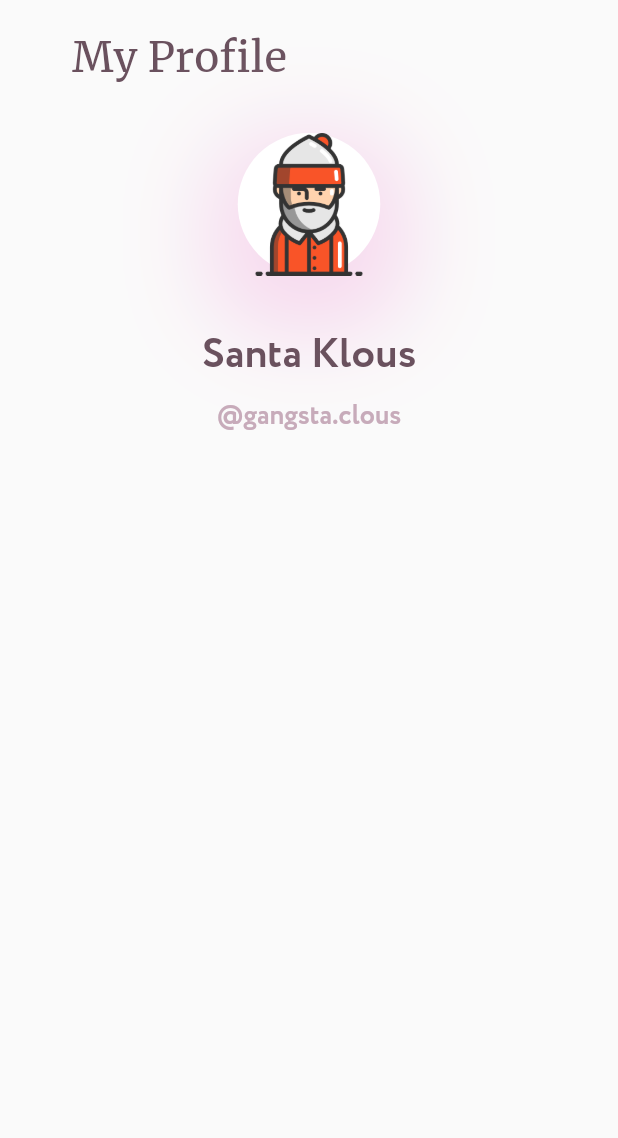
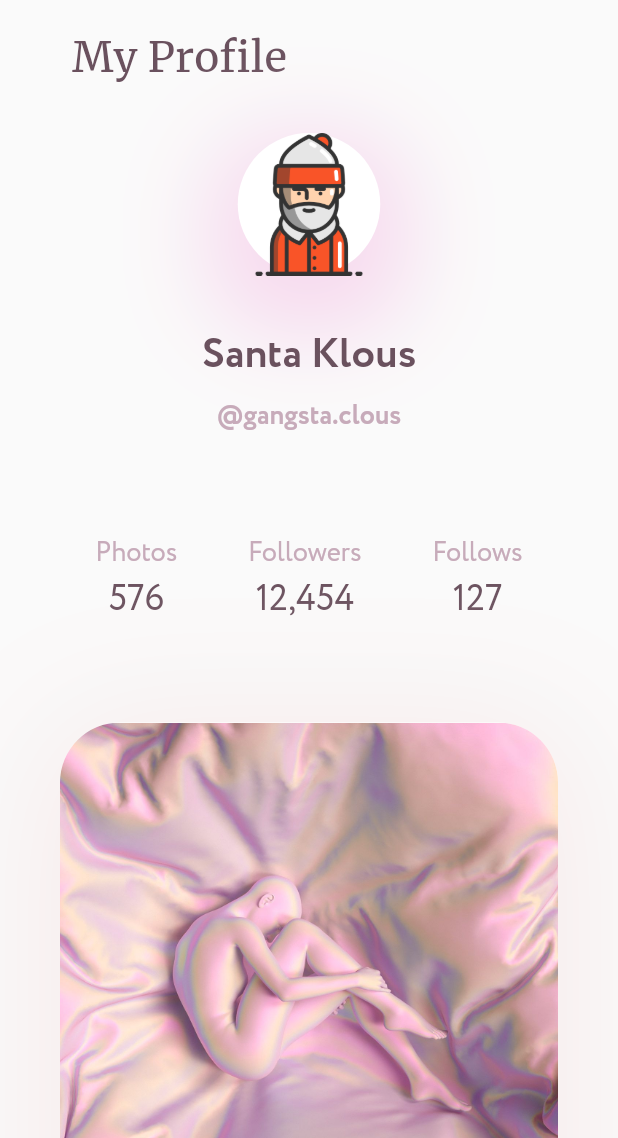
Before and after one commit to chlenc/social_network, a Flutter app: the Profile screen opened by its route, on a phone screen of 412 x 824 dp, the part 98-1236 px from its top. Run offline on Flutter 3.47's test engine with Material 2 defaults, Android fonts, the phone set to English and light mode, and no system bars; our stand-ins replace flutter_swiper, timeago.

Commit message:
profile done

```diff
--- /dev/null
+++ b/lib/components/NavigationTitle.dart
@@ -0,0 +1,24 @@
+import 'package:flutter/cupertino.dart';
+import 'package:flutter/material.dart';
+import 'package:socialnetwork/utils/hexToColor.dart';
+
+class NavigationTitle extends StatelessWidget{
+  @override
+  Widget build(BuildContext context) {
+    return Row(
+      mainAxisAlignment: MainAxisAlignment.spaceBetween,
+      children: <Widget>[
+        IconButton(
+          icon: Icon(Icons.arrow_back),
+          onPressed: () => Navigator.pop(context),
+          color: hexToColor('#222B45'),
+          alignment: Alignment.centerLeft,
+        ),
+        FlatButton(
+          onPressed: () => Scaffold.of(context).openDrawer(),
+          child: Image.asset('assets/images/menu.png'),
+        ),
+      ],
+    );
+  }
+}
--- a/lib/main.dart
+++ b/lib/main.dart
@@ -13,14 +13,12 @@ class App extends StatelessWidget {
       debugShowCheckedModeBanner: false,
       title: '',
       theme: ThemeData(fontFamily: 'Circe'),
-//      home: WelcomePage(),
       initialRoute: '/Welcome',
       routes: {
         '/Wall': (context) => Wall(),
         '/Welcome': (context) => WelcomePage(),
         '/Profile': (context) => Profile(),
         '/Messages': (context) => Messages(),
-
       },
     );
   }
--- a/lib/screens/Messages/Messages.dart
+++ b/lib/screens/Messages/Messages.dart
@@ -1,19 +1,24 @@
 import 'package:flutter/material.dart';
+import 'package:socialnetwork/components/NavigationTitle.dart';
+import 'package:socialnetwork/components/ScreenTitle.dart';
 
 class Messages extends StatelessWidget {
   @override
   Widget build(BuildContext context) {
     return Scaffold(
       body: SafeArea(
-        child: Row(
-          children: [
-            SizedBox(height: 64),
-            IconButton(
-              icon: Icon(Icons.arrow_back),
-              onPressed: () => Navigator.pop(context),
-            ),
-            Text("Messages"),
-          ],
+        child: Container(
+          margin: EdgeInsets.fromLTRB(40, 32, 40, 0),
+          child: Column(
+            children: [
+              NavigationTitle(),
+              Padding(
+                padding: EdgeInsets.only(left: 8),
+                child: Row(children: <Widget>[ScreenTitle(text: 'Conversations')]),
+              ),
+              SizedBox(height: 32),
+            ],
+          ),
         ),
       ),
     );
--- a/lib/screens/Profile/Profile.dart
+++ b/lib/screens/Profile/Profile.dart
@@ -1,5 +1,5 @@
 import 'package:flutter/material.dart';
-import 'package:socialnetwork/screens/Profile/UserBlock.dart';
+import 'package:socialnetwork/screens/Wall/Post.dart';
 import 'package:socialnetwork/vars.dart';
 
 import 'ProfileTitle.dart';
@@ -12,6 +12,27 @@ class Profile extends StatelessWidget {
         child: ListView(
           children: [
             ProfileTitle(),
+            SizedBox(height: 64),
+            Post(
+              lastUpdate: DateTime.now(),
+              asset: 'assets/images/asset1.jpeg',
+              owner: userData,
+            ),
+            Post(
+              lastUpdate: DateTime.now(),
+              asset: 'assets/images/asset2.jpeg',
+              owner: userData,
+            ),
+            Post(
+              lastUpdate: DateTime.now(),
+              asset: 'assets/images/asset3.jpeg',
+              owner: userData,
+            ),
+            Post(
+              lastUpdate: DateTime.now(),
+              asset: 'assets/images/asset4.jpeg',
+              owner: userData,
+            ),
           ]
         ),
       ),
--- a/lib/screens/Profile/ProfileTitle.dart
+++ b/lib/screens/Profile/ProfileTitle.dart
@@ -1,4 +1,5 @@
 import 'package:flutter/material.dart';
+import 'package:socialnetwork/components/NavigationTitle.dart';
 import 'package:socialnetwork/components/ScreenTitle.dart';
 import 'package:socialnetwork/screens/Profile/UserBlock.dart';
 import 'package:socialnetwork/utils/hexToColor.dart';
@@ -14,29 +15,61 @@ class ProfileTitle extends StatelessWidget {
       child: Column(
         mainAxisAlignment: MainAxisAlignment.center,
         children: <Widget>[
-          Row(
-            mainAxisAlignment: MainAxisAlignment.spaceBetween,
-            children: <Widget>[
-              IconButton(
-                icon: Icon(Icons.arrow_back),
-                onPressed: () => Navigator.pop(context),
-                color: hexToColor('#222B45'),
-                alignment: Alignment.centerLeft,
-              ),
-              FlatButton(
-                onPressed: () => Scaffold.of(context).openDrawer(),
-                child: Image.asset('assets/images/menu.png'),
-              ),
-            ],
-          ),
+          NavigationTitle(),
           Padding(
             padding: EdgeInsets.only(left: 8),
             child: Row(children: <Widget>[ScreenTitle(text: 'My Profile')]),
           ),
           SizedBox(height: 32),
           UserBlock(userData),
+          ProfileInfo()
         ],
       ),
     );
   }
 }
+
+class ProfileInfo extends StatelessWidget {
+  @override
+  Widget build(BuildContext context) {
+    return Row(
+      mainAxisAlignment: MainAxisAlignment.spaceAround,
+      children: <Widget>[
+        ProfileInfoItem(title: 'Photos', count: '576'),
+        ProfileInfoItem(title: 'Followers', count: '12,454'),
+        ProfileInfoItem(title: 'Follows', count: '127'),
+      ],
+    );
+  }
+}
+
+class ProfileInfoItem extends StatelessWidget {
+  ProfileInfoItem({this.count, this.title});
+
+  final String title;
+  final String count;
+
+  @override
+  Widget build(BuildContext context) {
+    return Container(
+      child: Column(
+        children: <Widget>[
+          Text(
+            title,
+            style: TextStyle(
+              color: hexToColor('#C7ABBA'),
+              fontSize: 18,
+            ),
+          ),
+          Text(
+            count,
+            style: TextStyle(
+              color: hexToColor('#6A515E'),
+              fontSize: 24,
+            ),
+          ),
+        ],
+      ),
+    );
+  }
+}
```
